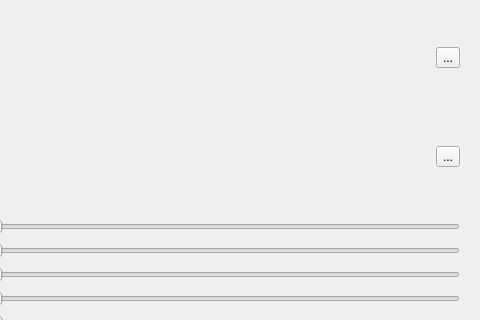
Qt form ui/MaterialInspector.ui (pitbullcty/Ray-tracing-renderer) before a commit; both pictures show x 111 to 591 and y 0 to 320 of the 591 by 472 pixel window.
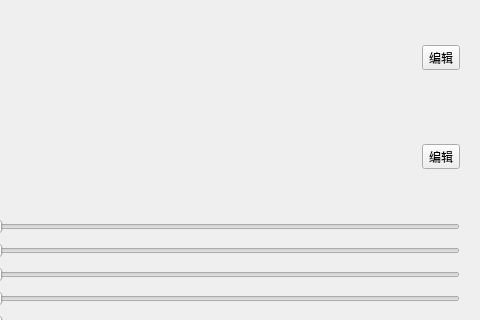
The same form after that commit.

Diff of the .ui file:
```diff
--- a/ui/MaterialInspector.ui
+++ b/ui/MaterialInspector.ui
@@ -39,7 +39,7 @@
         <item>
          <widget class="QToolButton" name="toolButtonBaseColor">
           <property name="text">
-           <string>...</string>
+           <string>编辑</string>
           </property>
          </widget>
         </item>
@@ -385,7 +385,7 @@
         <item>
          <widget class="QToolButton" name="toolButtonEmissive">
           <property name="text">
-           <string>...</string>
+           <string>编辑</string>
           </property>
          </widget>
         </item>
```
